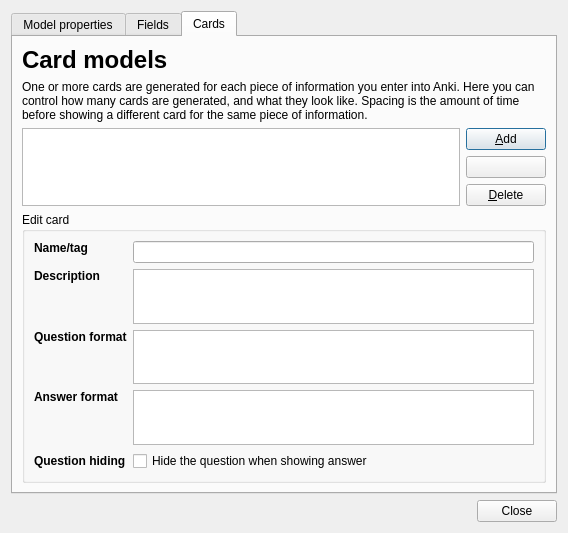
Qt form designer/modelproperties.ui (ludiosarchive/anki) before a commit.
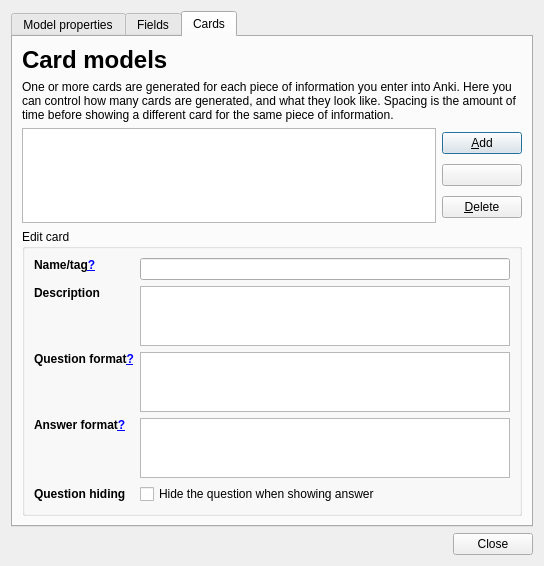
The same form after that commit. The open tabs and pages were chosen to show the change.

Commit message: Import repackaged anki 0.9.7

```diff
--- a/designer/modelproperties.ui
+++ b/designer/modelproperties.ui
@@ -8,14 +8,14 @@
    <rect>
     <x>0</x>
     <y>0</y>
-    <width>568</width>
-    <height>533</height>
+    <width>544</width>
+    <height>566</height>
    </rect>
   </property>
   <property name="windowTitle" >
    <string>Model Properties</string>
   </property>
-  <layout class="QVBoxLayout" >
+  <layout class="QVBoxLayout" name="verticalLayout" >
    <item>
     <widget class="QTabWidget" name="tabWidget" >
      <property name="currentIndex" >
@@ -457,6 +457,14 @@
       </layout>
      </widget>
      <widget class="QWidget" name="tab_3" >
+      <property name="geometry" >
+       <rect>
+        <x>0</x>
+        <y>0</y>
+        <width>522</width>
+        <height>484</height>
+       </rect>
+      </property>
       <attribute name="title" >
        <string>Cards</string>
       </attribute>
@@ -464,16 +472,7 @@
        <property name="spacing" >
         <number>6</number>
        </property>
-       <property name="leftMargin" >
-        <number>9</number>
-       </property>
-       <property name="topMargin" >
-        <number>9</number>
-       </property>
-       <property name="rightMargin" >
-        <number>9</number>
-       </property>
-       <property name="bottomMargin" >
+       <property name="margin" >
         <number>9</number>
        </property>
        <item>
@@ -504,16 +503,7 @@
          <property name="spacing" >
           <number>6</number>
          </property>
-         <property name="leftMargin" >
-          <number>0</number>
-         </property>
-         <property name="topMargin" >
-          <number>0</number>
-         </property>
-         <property name="rightMargin" >
-          <number>0</number>
-         </property>
-         <property name="bottomMargin" >
+         <property name="margin" >
           <number>0</number>
          </property>
          <item>
@@ -537,16 +527,7 @@
            <property name="spacing" >
             <number>6</number>
            </property>
-           <property name="leftMargin" >
-            <number>0</number>
-           </property>
-           <property name="topMargin" >
-            <number>0</number>
-           </property>
-           <property name="rightMargin" >
-            <number>0</number>
-           </property>
-           <property name="bottomMargin" >
+           <property name="margin" >
             <number>0</number>
            </property>
            <item>
@@ -583,36 +564,15 @@
           <property name="spacing" >
            <number>6</number>
           </property>
-          <property name="leftMargin" >
-           <number>9</number>
-          </property>
-          <property name="topMargin" >
-           <number>9</number>
-          </property>
-          <property name="rightMargin" >
-           <number>9</number>
-          </property>
-          <property name="bottomMargin" >
+          <property name="margin" >
            <number>9</number>
           </property>
           <item>
            <layout class="QGridLayout" >
-            <property name="leftMargin" >
+            <property name="margin" >
              <number>0</number>
             </property>
-            <property name="topMargin" >
-             <number>0</number>
-            </property>
-            <property name="rightMargin" >
-             <number>0</number>
-            </property>
-            <property name="bottomMargin" >
-             <number>0</number>
-            </property>
-            <property name="horizontalSpacing" >
-             <number>6</number>
-            </property>
-            <property name="verticalSpacing" >
+            <property name="spacing" >
              <number>6</number>
             </property>
             <item row="1" column="1" >
@@ -689,7 +649,7 @@
             <item row="3" column="0" >
              <widget class="QLabel" name="label_15" >
               <property name="text" >
-               <string>&lt;b>Answer format&lt;/b></string>
+               <string>&lt;b>Answer format&lt;a href="http://ichi2.net/anki/wiki/Key_Terms_and_Concepts#head-b8916ff117aa0da4a414ce9b9b9be4a232eab2f4">?&lt;/a>&lt;/b></string>
               </property>
               <property name="alignment" >
                <set>Qt::AlignLeading|Qt::AlignLeft|Qt::AlignTop</set>
@@ -721,23 +681,29 @@
               </property>
              </widget>
             </item>
-            <item row="2" column="0" >
-             <widget class="QLabel" name="label_14" >
-              <property name="text" >
-               <string>&lt;b>Question format&lt;/b></string>
-              </property>
-              <property name="alignment" >
-               <set>Qt::AlignLeading|Qt::AlignLeft|Qt::AlignTop</set>
-              </property>
-             </widget>
-            </item>
             <item row="0" column="0" >
              <widget class="QLabel" name="label_12" >
               <property name="text" >
-               <string>&lt;b>Name/tag&lt;/b></string>
+               <string>&lt;b>Name/tag&lt;a href="http://ichi2.net/anki/wiki/Key_Terms_and_Concepts#head-09efbe5fd6809ae0d90543adf92014b8eb9ef1bf">?&lt;/a>&lt;/b></string>
               </property>
               <property name="alignment" >
                <set>Qt::AlignLeading|Qt::AlignLeft|Qt::AlignTop</set>
+              </property>
+              <property name="openExternalLinks" >
+               <bool>true</bool>
+              </property>
+             </widget>
+            </item>
+            <item row="2" column="0" >
+             <widget class="QLabel" name="label_14" >
+              <property name="text" >
+               <string>&lt;b>Question format&lt;a href="http://ichi2.net/anki/wiki/Key_Terms_and_Concepts#head-b8916ff117aa0da4a414ce9b9b9be4a232eab2f4">?&lt;/a>&lt;/b></string>
+              </property>
+              <property name="alignment" >
+               <set>Qt::AlignLeading|Qt::AlignLeft|Qt::AlignTop</set>
+              </property>
+              <property name="openExternalLinks" >
+               <bool>true</bool>
               </property>
              </widget>
             </item>
```
Left out of the diff: 182 changed lines with no effect on the pictures. The commit also changes 83 other files.
